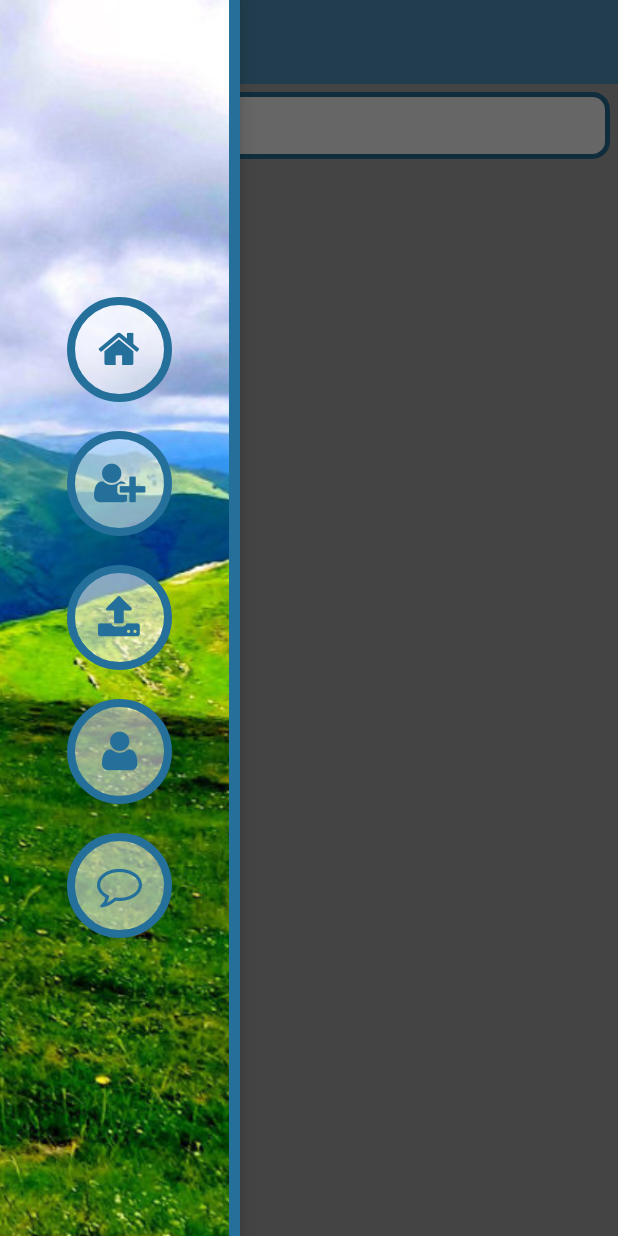
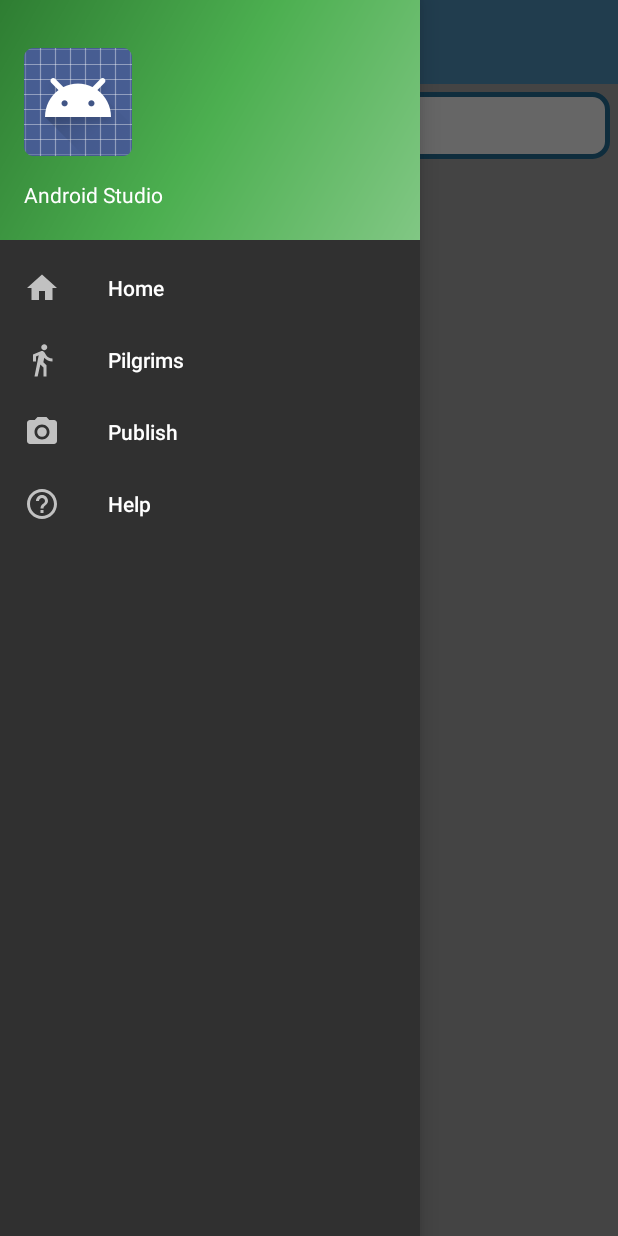
Before and after one commit to mperezf31/SocialWay, an Android app: the fragment AllUsersFragment placed in its activity, with the side drawer open, on a phone screen of 412 x 824 dp. Run offline under Robolectric (Android 15) with nearby library versions, the phone set to English and light mode, and no system bars; libraries missing offline, so code that uses them is left out: com.baoyz.widget; plain views replace PullRefreshLayout; pictures from the network do not load; 8 statements that could not run were skipped.

Commit message:
Refactor drawerlayout

```diff
--- a/app/src/main/java/com/caminosantiago/socialway/NavigationDrawerFragment.java
+++ /dev/null
@@ -1,210 +0,0 @@
-package com.caminosantiago.socialway;
-
-import android.os.Handler;
-import android.support.v7.app.AppCompatActivity;
-import android.app.Activity;
-import android.support.v7.app.ActionBar;
-import android.support.v4.app.Fragment;
-import android.support.v4.app.ActionBarDrawerToggle;
-import android.support.v4.widget.DrawerLayout;
-import android.content.SharedPreferences;
-import android.content.res.Configuration;
-import android.os.Bundle;
-import android.preference.PreferenceManager;
-import android.view.LayoutInflater;
-import android.view.MenuItem;
-import android.view.View;
-import android.view.ViewGroup;
-import android.widget.AdapterView;
-import android.widget.ArrayAdapter;
-import android.widget.ListView;
-import android.widget.RelativeLayout;
-
-/**
- * Fragment used for managing interactions for and presentation of a navigation drawer.
- * See the <a href="https://developer.android.com/design/patterns/navigation-drawer.html#Interaction">
- * design guidelines</a> for a complete explanation of the behaviors implemented here.
- */
-public class NavigationDrawerFragment extends Fragment {
-
-    Activity activity;
-    private static final String STATE_SELECTED_POSITION = "selected_navigation_drawer_position";
-    private static final String PREF_USER_LEARNED_DRAWER = "navigation_drawer_learned";
-    private NavigationDrawerCallbacks mCallbacks;
-    private ActionBarDrawerToggle mDrawerToggle;
-    private DrawerLayout mDrawerLayout;
-    private ListView mDrawerListView;
-    private View mFragmentContainerView;
-    private int mCurrentSelectedPosition = 0;
-    private boolean mFromSavedInstanceState;
-    private boolean mUserLearnedDrawer;
-
-    public NavigationDrawerFragment() { }
-
-    @Override
-    public void onCreate(Bundle savedInstanceState) {
-        super.onCreate(savedInstanceState);
-        SharedPreferences sp = PreferenceManager.getDefaultSharedPreferences(getActivity());
-        mUserLearnedDrawer = true;
-
-        if (savedInstanceState != null) {
-            mCurrentSelectedPosition = savedInstanceState.getInt(STATE_SELECTED_POSITION);
-            mFromSavedInstanceState = true;
-        }
-
-        // Select either the default item (0) or the last selected item.
-        selectItem(mCurrentSelectedPosition);
-    }
-
-    @Override
-    public void onActivityCreated(Bundle savedInstanceState) {
-        super.onActivityCreated(savedInstanceState);
-        // Indicate that this fragment would like to influence the set of actions in the action bar.
-        setHasOptionsMenu(true);
-    }
-
-
-    @Override
-    public View onCreateView(LayoutInflater inflater, ViewGroup container, Bundle savedInstanceState) {
-        RelativeLayout view= (RelativeLayout) inflater.inflate(  R.layout.fragment_navigation_drawer, container, false);
-        mDrawerListView=(ListView)view.findViewById(R.id.listMenu);
-        mDrawerListView.setOnItemClickListener(new AdapterView.OnItemClickListener() {
-            @Override
-            public void onItemClick(AdapterView<?> parent, View view, int position, long id) {
-                selectItem(position);
-            }
-        });
-        mDrawerListView.setAdapter(new ArrayAdapter<String>(activity, R.layout.item_menu, R.id.text1,
-                new String[]{
-                        getString(R.string.fa_home),
-                        getString(R.string.fa_user_plus), getString(R.string.fa_upload),
-                        getString(R.string.fa_user),
-                        getString(R.string.fa_comment_o),
-                }));
-        mDrawerListView.setItemChecked(mCurrentSelectedPosition, true);
-        return view;
-    }
-
-    public boolean isDrawerOpen() {
-        return mDrawerLayout != null && mDrawerLayout.isDrawerOpen(mFragmentContainerView);
-    }
-
-    public void setUp(int fragmentId, DrawerLayout drawerLayout) {
-        mFragmentContainerView = getActivity().findViewById(fragmentId);
-        mDrawerLayout = drawerLayout;
-
-        ActionBar actionBar = getActionBar();
-        actionBar.setDisplayHomeAsUpEnabled(true);
-        actionBar.setHomeAsUpIndicator(R.drawable.icon_menu);
-
-        mDrawerToggle = new ActionBarDrawerToggle( getActivity(),mDrawerLayout,R.drawable.icon_menu,R.string.navigation_drawer_open, R.string.navigation_drawer_close ) {
-            @Override
-            public void onDrawerClosed(View drawerView) {
-                super.onDrawerClosed(drawerView);
-                if (!isAdded()) {
-                    return;
-                }
-
-                getActivity().supportInvalidateOptionsMenu(); // calls onPrepareOptionsMenu()
-            }
-
-            @Override
-            public void onDrawerOpened(View drawerView) {
-                super.onDrawerOpened(drawerView);
-                if (!isAdded())
-                    return;
-
-
-                if (!mUserLearnedDrawer) {
-                    mUserLearnedDrawer = true;
-                    SharedPreferences sp = PreferenceManager.getDefaultSharedPreferences(getActivity());
-                    sp.edit().putBoolean(PREF_USER_LEARNED_DRAWER, true).apply();
-                }
-
-                getActivity().supportInvalidateOptionsMenu(); // calls onPrepareOptionsMenu()
-            }
-        };
-
-        // If the user hasn't 'learned' about the drawer, open it to introduce them to the drawer,
-        // per the navigation drawer design guidelines.
-        if (!mUserLearnedDrawer && !mFromSavedInstanceState) {
-            mDrawerLayout.openDrawer(mFragmentContainerView);
-        }
-
-        // Defer code dependent on restoration of previous instance state.
-        mDrawerLayout.post(new Runnable() {
-            @Override
-            public void run() {
-                mDrawerToggle.syncState();
-            }
-        });
-
-        mDrawerLayout.setDrawerListener(mDrawerToggle);
-    }
-
-    private void selectItem(final int position) {
-        mCurrentSelectedPosition = position;
-        if (mDrawerListView != null) {
-            mDrawerListView.setItemChecked(position, true);
-        }
-        if (mDrawerLayout != null) {
-            mDrawerLayout.closeDrawer(mFragmentContainerView);
-        }
-        new Handler().postDelayed(new Runnable() {
-            @Override
-            public void run() {
-                if (mCallbacks != null) {
-                    mCallbacks.onNavigationDrawerItemSelected(position);
-                }            }
-        }, 200);
-
-
-    }
-
-    @Override
-    public void onAttach(Activity activity) {
-        super.onAttach(activity);
-        this.activity=activity;
-        try {
-            mCallbacks = (NavigationDrawerCallbacks) activity;
-        } catch (ClassCastException e) {
-            throw new ClassCastException("Activity must implement NavigationDrawerCallbacks.");
-        }
-    }
-
-    @Override
-    public void onDetach() {
-        super.onDetach();
-        mCallbacks = null;
-    }
-
-    @Override
-    public void onSaveInstanceState(Bundle outState) {
-        super.onSaveInstanceState(outState);
-        outState.putInt(STATE_SELECTED_POSITION, mCurrentSelectedPosition);
-    }
-
-    @Override
-    public void onConfigurationChanged(Configuration newConfig) {
-        super.onConfigurationChanged(newConfig);
-        mDrawerToggle.onConfigurationChanged(newConfig);
-    }
-
-    @Override
-    public boolean onOptionsItemSelected(MenuItem item) {
-        if (mDrawerToggle.onOptionsItemSelected(item))
-            return true;
-
-        return super.onOptionsItemSelected(item);
-    }
-
-
-    private ActionBar getActionBar() {
-        return ((AppCompatActivity) getActivity()).getSupportActionBar();
-    }
-
-
-    public  interface NavigationDrawerCallbacks {
-        void onNavigationDrawerItemSelected(int position);
-    }
-}
--- /dev/null
+++ b/app/src/main/res/drawable/ic_help.xml
@@ -0,0 +1,9 @@
+<vector xmlns:android="http://schemas.android.com/apk/res/android"
+        android:width="24dp"
+        android:height="24dp"
+        android:viewportWidth="24.0"
+        android:viewportHeight="24.0">
+    <path
+        android:fillColor="#FF000000"
+        android:pathData="M11,18h2v-2h-2v2zM12,2C6.48,2 2,6.48 2,12s4.48,10 10,10 10,-4.48 10,-10S17.52,2 12,2zM12,20c-4.41,0 -8,-3.59 -8,-8s3.59,-8 8,-8 8,3.59 8,8 -3.59,8 -8,8zM12,6c-2.21,0 -4,1.79 -4,4h2c0,-1.1 0.9,-2 2,-2s2,0.9 2,2c0,2 -3,1.75 -3,5h2c0,-2.25 3,-2.5 3,-5 0,-2.21 -1.79,-4 -4,-4z"/>
+</vector>
--- /dev/null
+++ b/app/src/main/res/drawable/ic_home.xml
@@ -0,0 +1,9 @@
+<vector xmlns:android="http://schemas.android.com/apk/res/android"
+        android:width="24dp"
+        android:height="24dp"
+        android:viewportWidth="24.0"
+        android:viewportHeight="24.0">
+    <path
+        android:fillColor="#FF000000"
+        android:pathData="M10,20v-6h4v6h5v-8h3L12,3 2,12h3v8z"/>
+</vector>
--- /dev/null
+++ b/app/src/main/res/drawable/ic_menu_camera.xml
@@ -0,0 +1,12 @@
+<vector xmlns:android="http://schemas.android.com/apk/res/android"
+    android:height="24dp"
+    android:viewportHeight="24.0"
+    android:viewportWidth="24.0"
+    android:width="24dp">
+    <path
+        android:fillColor="#FF000000"
+        android:pathData="M12,12m-3.2,0a3.2,3.2 0,1 1,6.4 0a3.2,3.2 0,1 1,-6.4 0" />
+    <path
+        android:fillColor="#FF000000"
+        android:pathData="M9,2L7.17,4H4c-1.1,0 -2,0.9 -2,2v12c0,1.1 0.9,2 2,2h16c1.1,0 2,-0.9 2,-2V6c0,-1.1 -0.9,-2 -2,-2h-3.17L15,2H9zm3,15c-2.76,0 -5,-2.24 -5,-5s2.24,-5 5,-5 5,2.24 5,5 -2.24,5 -5,5z" />
+</vector>
--- /dev/null
+++ b/app/src/main/res/drawable/ic_pelgrin.xml
@@ -0,0 +1,9 @@
+<vector xmlns:android="http://schemas.android.com/apk/res/android"
+        android:width="24dp"
+        android:height="24dp"
+        android:viewportWidth="24.0"
+        android:viewportHeight="24.0">
+    <path
+        android:fillColor="#FF000000"
+        android:pathData="M13.5,5.5c1.1,0 2,-0.9 2,-2s-0.9,-2 -2,-2 -2,0.9 -2,2 0.9,2 2,2zM9.8,8.9L7,23h2.1l1.8,-8 2.1,2v6h2v-7.5l-2.1,-2 0.6,-3C14.8,12 16.8,13 19,13v-2c-1.9,0 -3.5,-1 -4.3,-2.4l-1,-1.6c-0.4,-0.6 -1,-1 -1.7,-1 -0.3,0 -0.5,0.1 -0.8,0.1L6,8.3V13h2V9.6l1.8,-0.7"/>
+</vector>
--- /dev/null
+++ b/app/src/main/res/drawable/side_nav_bar.xml
@@ -0,0 +1,9 @@
+<shape xmlns:android="http://schemas.android.com/apk/res/android"
+    android:shape="rectangle">
+    <gradient
+        android:angle="135"
+        android:centerColor="#4CAF50"
+        android:endColor="#2E7D32"
+        android:startColor="#81C784"
+        android:type="linear" />
+</shape>
--- a/app/src/main/res/layout/activity_main.xml
+++ b/app/src/main/res/layout/activity_main.xml
@@ -1,11 +1,12 @@
-<!-- A DrawerLayout is intended to be used as the top-level content view using match_parent for both width and height to consume the full space available. -->
+<?xml version="1.0" encoding="utf-8"?>
 <android.support.v4.widget.DrawerLayout xmlns:android="http://schemas.android.com/apk/res/android"
+    xmlns:app="http://schemas.android.com/apk/res-auto"
     xmlns:tools="http://schemas.android.com/tools"
     android:id="@+id/drawer_layout"
     android:layout_width="match_parent"
     android:layout_height="match_parent"
-    tools:context=".MainActivity">
-
+    android:fitsSystemWindows="true"
+    tools:openDrawer="start">
 
     <LinearLayout
         android:id="@+id/parentContainer"
@@ -22,12 +23,13 @@
 
     </LinearLayout>
 
-    <fragment
-        android:id="@+id/navigation_drawer"
-        android:name="com.caminosantiago.socialway.NavigationDrawerFragment"
-        android:layout_width="@dimen/navigation_drawer_width"
+    <android.support.design.widget.NavigationView
+        android:id="@+id/nav_view"
+        android:layout_width="wrap_content"
         android:layout_height="match_parent"
         android:layout_gravity="start"
-        tools:layout="@layout/fragment_navigation_drawer" />
+        android:fitsSystemWindows="true"
+        app:headerLayout="@layout/nav_header_main"
+        app:menu="@menu/activity_main_drawer" />
 
 </android.support.v4.widget.DrawerLayout>
--- /dev/null
+++ b/app/src/main/res/layout/nav_header_main.xml
@@ -0,0 +1,36 @@
+<?xml version="1.0" encoding="utf-8"?>
+<LinearLayout xmlns:android="http://schemas.android.com/apk/res/android"
+    xmlns:app="http://schemas.android.com/apk/res-auto"
+    android:background="@drawable/side_nav_bar"
+    android:id="@+id/headerView"
+    android:gravity="bottom"
+    android:layout_height="@dimen/nav_header_height"
+    android:layout_width="match_parent"
+    android:orientation="vertical"
+    android:paddingBottom="@dimen/activity_vertical_margin"
+    android:paddingLeft="@dimen/activity_horizontal_margin"
+    android:paddingRight="@dimen/activity_horizontal_margin"
+    android:paddingTop="@dimen/activity_vertical_margin"
+    android:theme="@style/ThemeOverlay.AppCompat.Dark">
+
+    <ImageView
+        android:id="@+id/imageView"
+        android:layout_height="wrap_content"
+        android:layout_width="wrap_content"
+        android:paddingTop="@dimen/nav_header_vertical_spacing"
+        android:src="@android:drawable/sym_def_app_icon" />
+
+    <TextView
+        android:layout_height="wrap_content"
+        android:layout_width="match_parent"
+        android:paddingTop="@dimen/nav_header_vertical_spacing"
+        android:text="Android Studio"
+        android:textAppearance="@style/TextAppearance.AppCompat.Body1" />
+
+    <TextView
+        android:id="@+id/textView"
+        android:layout_height="wrap_content"
+        android:layout_width="wrap_content"
+        android:text="android.studio@android.com" />
+
+</LinearLayout>
--- /dev/null
+++ b/app/src/main/res/menu/activity_main_drawer.xml
@@ -0,0 +1,23 @@
+<?xml version="1.0" encoding="utf-8"?>
+<menu xmlns:android="http://schemas.android.com/apk/res/android">
+
+    <group android:checkableBehavior="single">
+        <item
+            android:id="@+id/nav_home"
+            android:icon="@drawable/ic_home"
+            android:title="Home" />
+        <item
+            android:id="@+id/nav_pilgrim"
+            android:icon="@drawable/ic_pelgrin"
+            android:title="@string/pilgrims" />
+        <item
+            android:id="@+id/nav_publish"
+            android:icon="@drawable/ic_menu_camera"
+            android:title="@string/add_publication" />
+        <item
+            android:id="@+id/nav_help"
+            android:icon="@drawable/ic_help"
+            android:title="@string/help" />
+    </group>
+
+</menu>
--- a/app/src/main/res/values/dimens.xml
+++ b/app/src/main/res/values/dimens.xml
@@ -2,10 +2,10 @@
     <!-- Default screen margins, per the Android Design guidelines. -->
     <dimen name="activity_horizontal_margin">16dp</dimen>
     <dimen name="activity_vertical_margin">16dp</dimen>
-
+    <dimen name="nav_header_vertical_spacing">16dp</dimen>
+    <dimen name="nav_header_height">160dp</dimen>
     <!-- Per the design guidelines, navigation drawers should be between 240dp and 320dp:
          https://developer.android.com/design/patterns/navigation-drawer.html -->
-    <dimen name="navigation_drawer_width">160dp</dimen>
     <dimen name="fab_margin">16dp</dimen>
     <dimen name="size_icon_user">85dp</dimen>
 </resources>
--- a/app/src/main/res/values/strings.xml
+++ b/app/src/main/res/values/strings.xml
@@ -86,6 +86,8 @@
     <string name="online">En línea</string>
     <string name="ult_vez_hace">Ult. vez hace</string>
     <string name="ult_vez_desde">Ult. vez desde</string>
+    <string name="pilgrims">Pilgrims</string>
+    <string name="help">Help</string>
 
 
 </resources>
```
Also changed, not shown: app/src/main/java/com/caminosantiago/socialway/MainActivity.java (+55 -52 lines), 2 other files.
